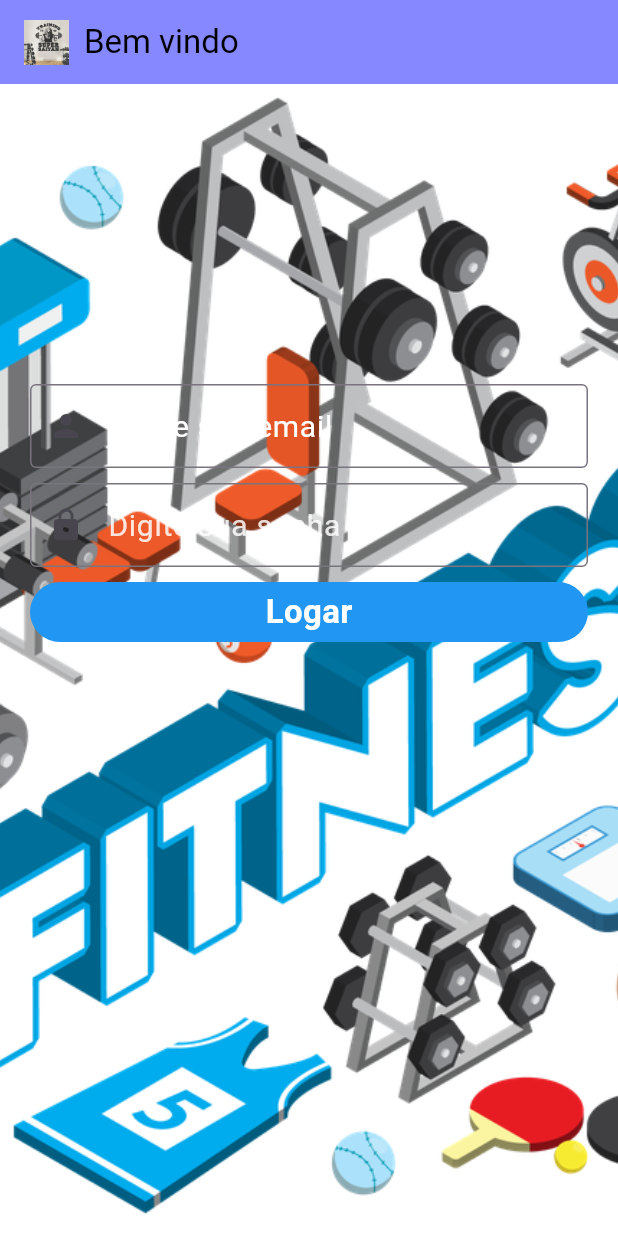
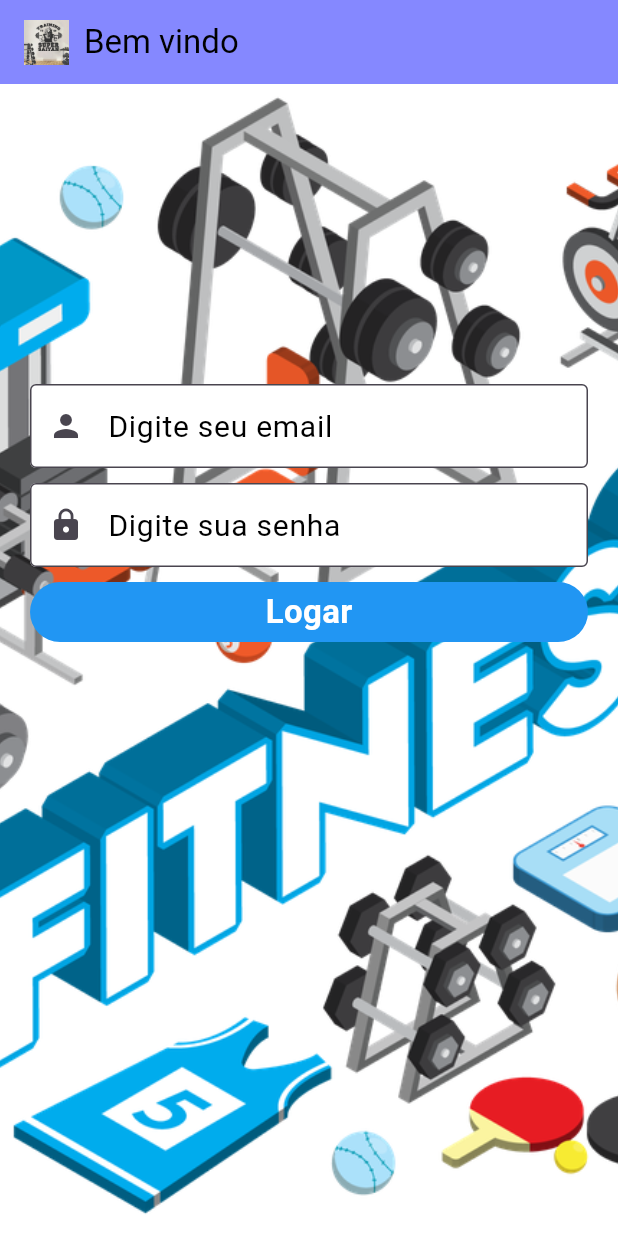
Before and after one commit to klecioRodrigues/flutter_cadastro, a Flutter app: the screen it shows after launch, on a phone screen of 412 x 824 dp. Run offline on Flutter 3.47's test engine with Material 3 defaults, Android fonts, the phone set to English and light mode, and no system bars; our stand-ins replace gap.

```diff
--- a/lib/login_Page.dart
+++ b/lib/login_Page.dart
@@ -1,4 +1,8 @@
+import 'dart:ui';
+
 import 'package:flutter/material.dart';
+import 'package:flutter/rendering.dart';
+import 'package:flutter/widgets.dart';
 
 class LoginPage extends StatefulWidget {
   const LoginPage({super.key});
@@ -62,11 +66,12 @@ class _HomePageState extends State<LoginPage> {
                   controller: controllerEmail,
                   autovalidateMode: AutovalidateMode.onUserInteraction,
                   decoration: const InputDecoration(
+                    filled: true,
+                    fillColor: Colors.white,
                     prefixIcon: Icon(Icons.person),
                     border: OutlineInputBorder(),
                     labelText: 'Digite seu email',
-                    labelStyle: TextStyle(
-                        color: Color.fromARGB(255, 255, 255, 255), fontSize: 20.0),
+                    labelStyle: TextStyle(color: Colors.black, fontSize: 20.0),
                   ),
                   validator: (email) {
                     if (email!.isEmpty) {
@@ -86,11 +91,12 @@ class _HomePageState extends State<LoginPage> {
                   obscureText: true,
                   autovalidateMode: AutovalidateMode.onUserInteraction,
                   decoration: const InputDecoration(
+                    filled: true,
+                    fillColor: Colors.white,
                     prefixIcon: Icon(Icons.lock),
                     border: OutlineInputBorder(),
                     labelText: 'Digite sua senha',
-                    labelStyle: TextStyle(
-                        color: Color.fromARGB(215, 255, 255, 255), fontSize: 20.0),
+                    labelStyle: TextStyle(color: Colors.black, fontSize: 20.0),
                   ),
                   validator: (password) {
                     if (password!.isEmpty) {
```
